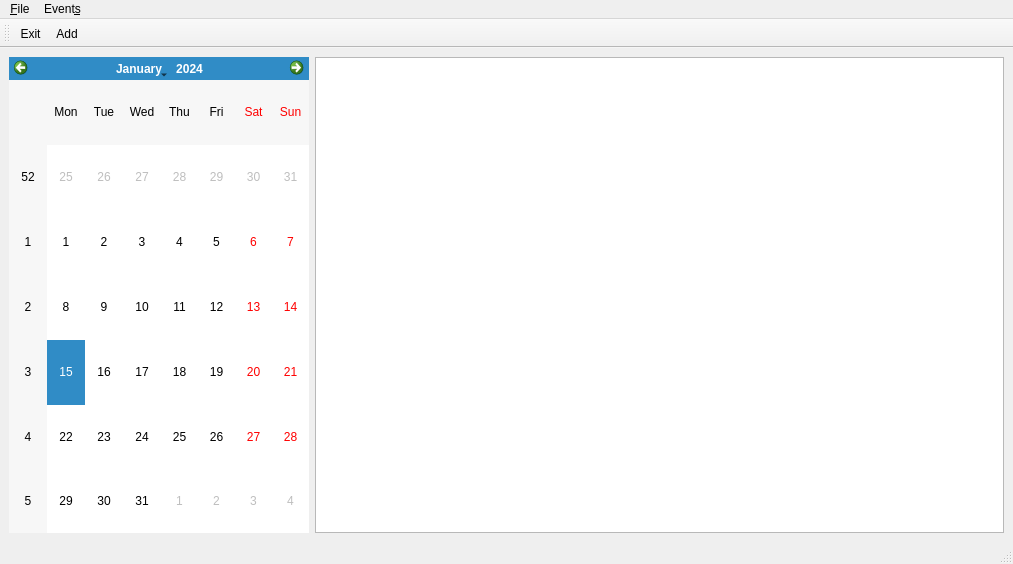
Above: ui/main_ui.ui from vangeytedvg/Diary before the change. Below: the same form after it.
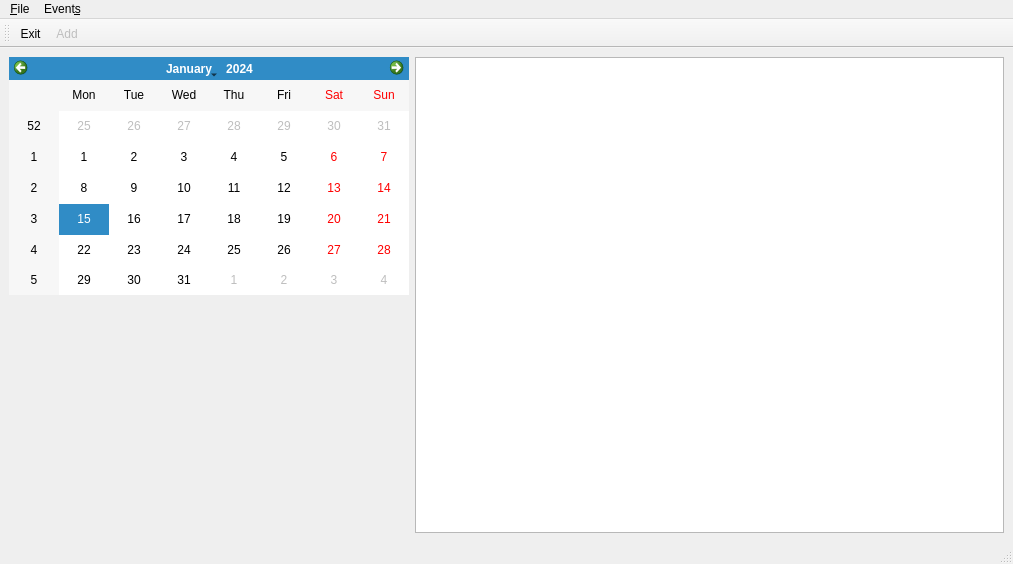
That is the form after the change.

```diff
--- a/ui/main_ui.ui
+++ b/ui/main_ui.ui
@@ -21,13 +21,26 @@
        <widget class="QCalendarWidget" name="calendarWidget">
         <property name="maximumSize">
          <size>
-          <width>300</width>
-          <height>16777215</height>
+          <width>400</width>
+          <height>250</height>
          </size>
         </property>
        </widget>
       </item>
-      <item row="0" column="1">
+      <item row="1" column="0">
+       <spacer name="verticalSpacer">
+        <property name="orientation">
+         <enum>Qt::Vertical</enum>
+        </property>
+        <property name="sizeHint" stdset="0">
+         <size>
+          <width>20</width>
+          <height>40</height>
+         </size>
+        </property>
+       </spacer>
+      </item>
+      <item row="0" column="1" rowspan="2">
        <widget class="QTextEdit" name="txtDiary"/>
       </item>
      </layout>
@@ -78,6 +91,9 @@
    </property>
   </action>
   <action name="action_Add">
+   <property name="enabled">
+    <bool>false</bool>
+   </property>
    <property name="text">
     <string>&amp;Add</string>
    </property>
```
